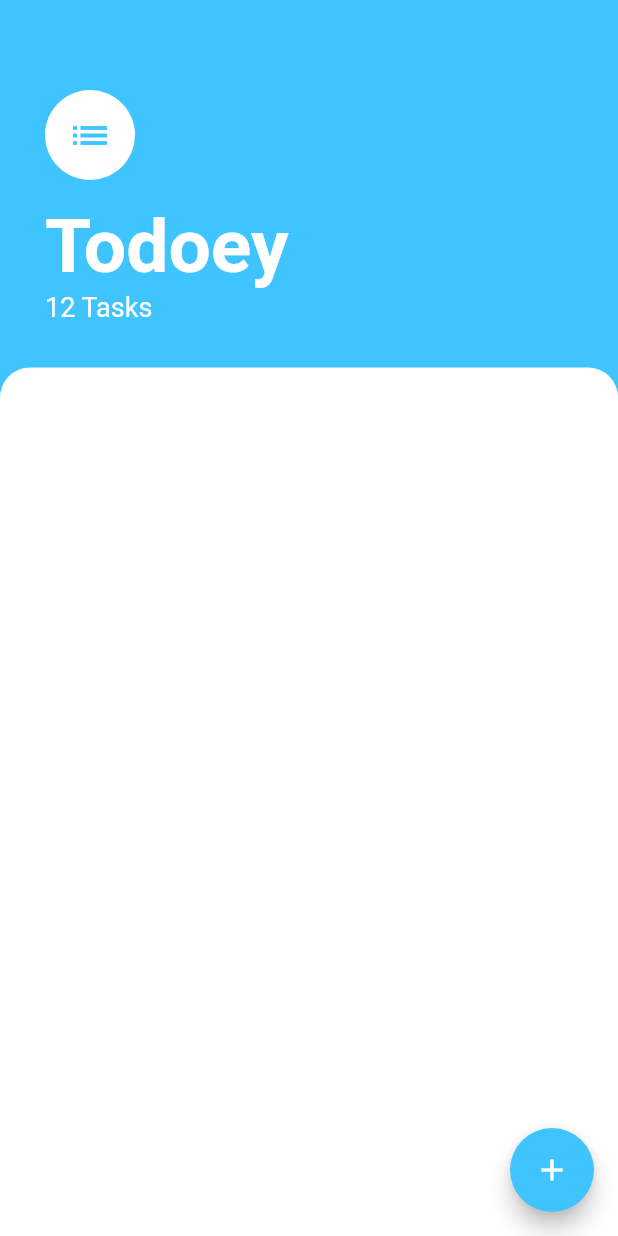
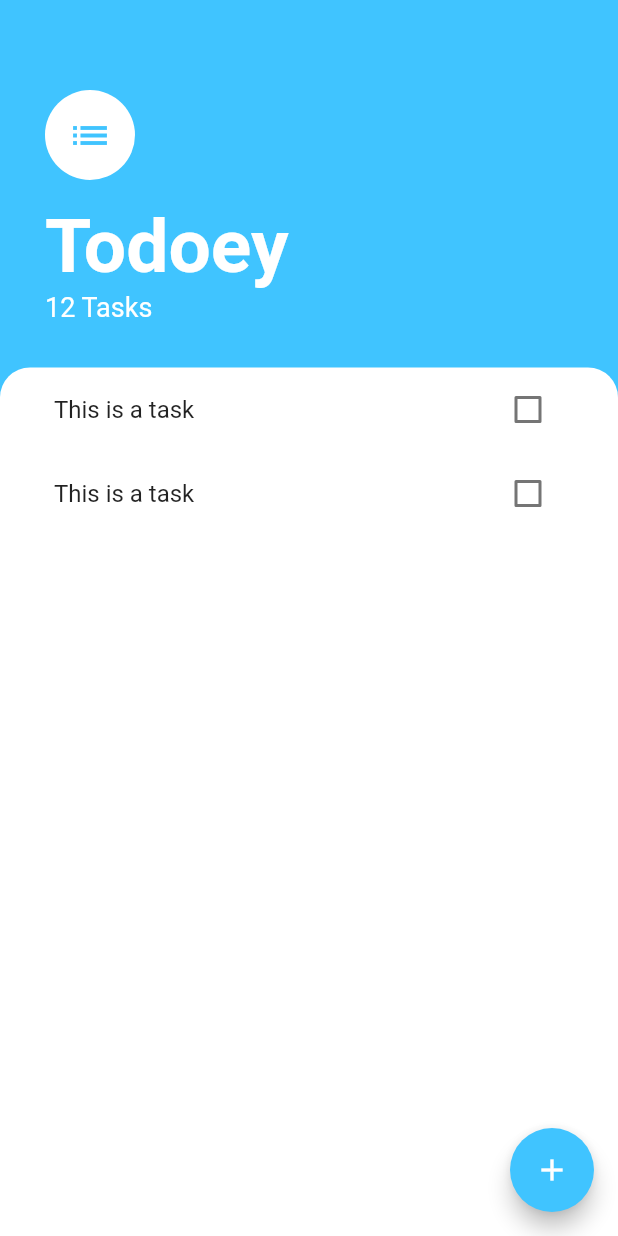
Before and after one commit to Aniketgoyal291/todoeyApp, a Flutter app: the screen it shows after launch, after a tap on the "add" icon, on a phone screen of 412 x 824 dp. Run offline on Flutter 3.47's test engine with Material 2 defaults, Android fonts, the phone set to English and light mode, and no system bars.

Commit message:
added the list view

```diff
--- a/lib/screens/tasks_screen.dart
+++ b/lib/screens/tasks_screen.dart
@@ -1,26 +1,16 @@
 import 'package:flutter/material.dart';
+import 'package:todoey_flutter/widgets/tasks_list.dart';
 
 class TasksScreen extends StatelessWidget {
   const TasksScreen({super.key});
 
   @override
   Widget build(BuildContext context) {
-    List<CheckboxListTile> todoList = [];
-
     return Scaffold(
       backgroundColor: Colors.lightBlueAccent.shade200,
       floatingActionButton: FloatingActionButton(
         backgroundColor: Colors.lightBlueAccent.shade200,
-        onPressed: () {
-          todoList.add(
-            CheckboxListTile(
-              value: false,
-              onChanged: (value) {
-                value = true;
-              },
-            ),
-          );
-        },
+        onPressed: () {},
         child: const Icon(
           Icons.add,
         ),
@@ -66,6 +56,7 @@ class TasksScreen extends StatelessWidget {
           ),
           Expanded(
             child: Container(
+              padding: const EdgeInsets.symmetric(horizontal: 20.0),
               decoration: const BoxDecoration(
                 color: Colors.white,
                 borderRadius: BorderRadius.only(
@@ -73,9 +64,7 @@ class TasksScreen extends StatelessWidget {
                   topLeft: Radius.circular(20),
                 ),
               ),
-              child: ListView(
-                children: todoList,
-              ),
+              child: const TasksList(),
             ),
           ),
         ],
--- /dev/null
+++ b/lib/widgets/task_tile.dart
@@ -0,0 +1,16 @@
+import 'package:flutter/material.dart';
+
+class TaskTile extends StatelessWidget {
+  const TaskTile({super.key});
+
+  @override
+  Widget build(BuildContext context) {
+    return ListTile(
+      title: const Text('This is a task'),
+      trailing: Checkbox(
+        value: false,
+        onChanged: (value) {},
+      ),
+    );
+  }
+}
--- /dev/null
+++ b/lib/widgets/tasks_list.dart
@@ -0,0 +1,18 @@
+import 'package:flutter/material.dart';
+import 'task_tile.dart';
+
+class TasksList extends StatelessWidget {
+  const TasksList({
+    super.key,
+  });
+
+  @override
+  Widget build(BuildContext context) {
+    return ListView(
+      children: const <Widget>[
+        TaskTile(),
+        TaskTile(),
+      ],
+    );
+  }
+}
```
